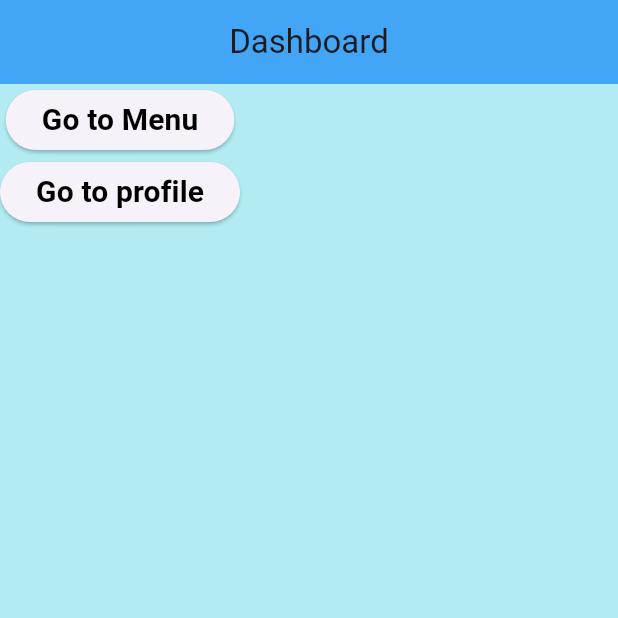
After one commit to Louissejaneg/OrderJoy, a Flutter app: the screen it shows after launch, on a phone screen of 412 x 824 dp, the top half of it. The commit adds this screen. Run offline on Flutter 3.47's test engine with Material 3 defaults, Android fonts, the phone set to English and light mode, and no system bars.

Commit message:
Dashboard and Menu

```diff
--- a/lib/main.dart
+++ b/lib/main.dart
@@ -1,6 +1,12 @@
 import 'package:flutter/material.dart';
 import 'package:untitled2/Home.dart';
+import 'package:untitled2/pages/dashboard.dart';
+import 'package:untitled2/pages/menu.dart';
 
 void main() => runApp(MaterialApp(
-  home: Home()
+  routes: {
+    '/' : (context) => Dashboard(),
+    '/menu' : (context) => Menu(),
+    '/profile' : (context) => Home(),
+  },
 ));
--- /dev/null
+++ b/lib/pages/dashboard.dart
@@ -0,0 +1,55 @@
+import 'package:flutter/material.dart';
+
+class Dashboard extends StatefulWidget {
+  const Dashboard({super.key});
+
+  @override
+  State<Dashboard> createState() => _DashboardState();
+}
+
+class _DashboardState extends State<Dashboard> {
+  @override
+  Widget build(BuildContext context) {
+    return Scaffold(
+      backgroundColor: Colors.cyan[100],
+      appBar: AppBar(
+        title: Text('Dashboard'),
+        backgroundColor: Colors.blue[400],
+        centerTitle: true,
+      ),
+
+      body: Container(
+        child: Column(
+          children: [
+            ElevatedButton(
+              onPressed: (){
+                Navigator.pushNamed(context, '/menu');
+              },
+              child: Text(
+                  'Go to Menu',
+                style: TextStyle(
+                  fontSize: 20.0,
+                  color: Colors.black,
+                  fontWeight: FontWeight.bold,
+                ),
+              ),
+            ),
+            ElevatedButton(
+              onPressed: (){
+              Navigator.pushNamed(context, '/profile');
+            },
+              child: Text(
+                'Go to profile',
+              style: TextStyle(
+              fontSize: 20.0,
+              color: Colors.black,
+              fontWeight: FontWeight.bold,
+            ),
+            ),
+            ),
+          ],
+        ),
+      ),
+    );
+  }
+}
--- /dev/null
+++ b/lib/pages/menu.dart
@@ -0,0 +1,23 @@
+import 'package:flutter/material.dart';
+
+class Menu extends StatefulWidget {
+  const Menu({super.key});
+
+  @override
+  State<Menu> createState() => _MenuState();
+}
+
+class _MenuState extends State<Menu> {
+  @override
+  Widget build(BuildContext context) {
+    return Scaffold(
+      backgroundColor: Colors.cyan[100],
+      appBar: AppBar(
+        title: Text('Menu'),
+        backgroundColor: Colors.blue[400],
+        centerTitle: true,
+      ),
+      body: Text('This is Menu'),
+    );
+  }
+}
```
